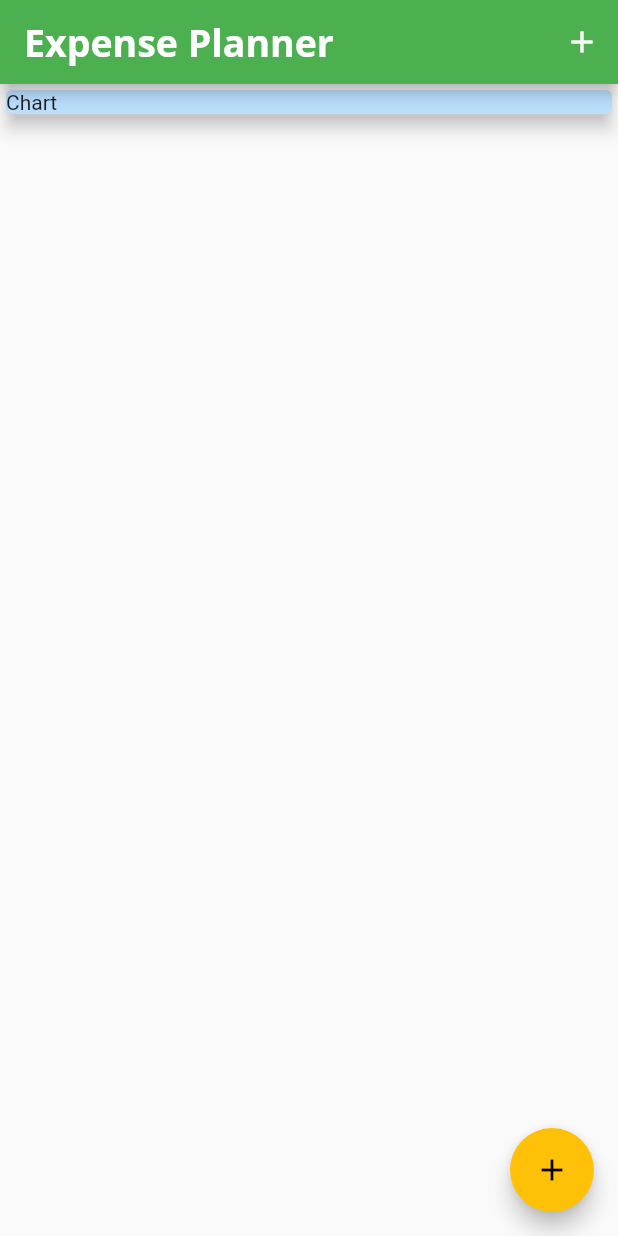
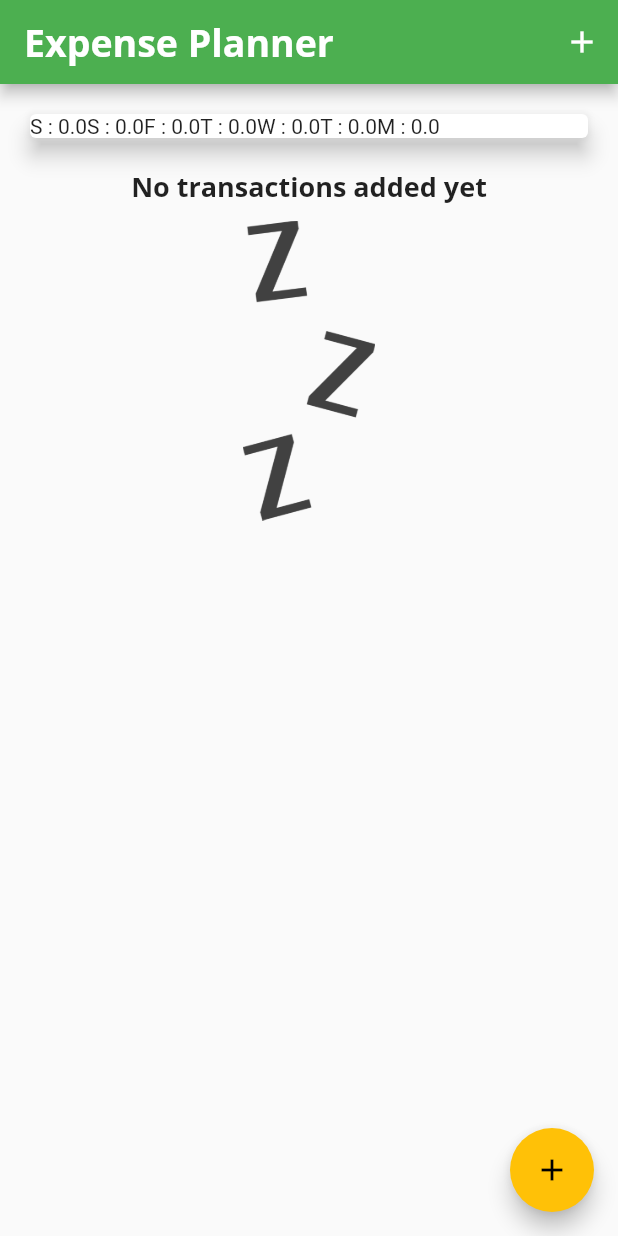
Before and after one commit to trustnloveu/flutter, a Flutter app: the screen it shows after launch, on a phone screen of 412 x 824 dp. Run offline on Flutter 3.47's test engine with Material 2 defaults, Android fonts, the phone set to English and light mode, and no system bars.

Commit message:
Create Chart View with logic & Complete visualize the chart on screen & Plan to build chart layout and Decorate it

```diff
--- a/lib/main.dart
+++ b/lib/main.dart
@@ -1,6 +1,7 @@
 import 'package:flutter/material.dart';
 
 import './models/transaction.dart';
+import './widgets/chart.dart';
 import './widgets/new_transaction.dart';
 import './widgets/transaction_list.dart';
 
@@ -67,6 +68,16 @@
     // )
   ];
 
+  List<Transaction> get _recentTransactions {
+    return _userTransactions.where((element) {
+      return element.date.isAfter(
+        DateTime.now().subtract(
+          Duration(days: 7),
+        ),
+      );
+    }).toList();
+  }
+
   void _addNewTransactions(String txTitle, double txAmount) {
     final newTx = Transaction(
       id: DateTime.now().toString(),
@@ -112,14 +123,7 @@
           // mainAxisAlignment: MainAxisAlignment.start,
           // crossAxisAlignment: CrossAxisAlignment.stretch,
           children: [
-            Container(
-              width: double.infinity,
-              child: Card(
-                color: Colors.blue[100],
-                elevation: 5,
-                child: Text('Chart'),
-              ),
-            ),
+            Chart(_recentTransactions),
             TransactionList(_userTransactions),
           ],
         ),
--- /dev/null
+++ b/lib/widgets/chart.dart
@@ -0,0 +1,49 @@
+import 'package:flutter/material.dart';
+import 'package:intl/intl.dart';
+
+import '../models/transaction.dart';
+
+class Chart extends StatelessWidget {
+  final List<Transaction> recentTransactions;
+
+  Chart(this.recentTransactions);
+
+  List<Map<String, Object>> get groupedTranscationValues {
+    return List.generate(7, (index) {
+      final weekDay = DateTime.now().subtract(Duration(days: index));
+
+      double totalSum = 0.0;
+
+      for (var i = 0; i < recentTransactions.length; i++) {
+        if (recentTransactions[i].date.day == weekDay.day &&
+            recentTransactions[i].date.month == weekDay.month &&
+            recentTransactions[i].date.year == weekDay.year) {
+          totalSum += recentTransactions[i].amount;
+        }
+      }
+
+      return {
+        'day': DateFormat.E().format(weekDay).substring(0, 1),
+        'amount': totalSum,
+      };
+    });
+  }
+
+  @override
+  Widget build(BuildContext context) {
+    // print(groupedTranscationValues);
+
+    // return
+    return Card(
+      elevation: 6,
+      margin: EdgeInsets.all(20),
+      child: Row(
+        children: [
+          ...groupedTranscationValues.map((data) {
+            return Text('${data['day']} : ${data['amount'].toString()}');
+          }),
+        ],
+      ),
+    );
+  }
+}
--- a/lib/widgets/transaction_list.dart
+++ b/lib/widgets/transaction_list.dart
@@ -12,7 +12,26 @@
   Widget build(BuildContext context) {
     return Container(
       height: 400,
-      child: ListView.builder(
+      child: transactions.isEmpty
+          ? Column(
+              children: [
+                Text(
+                  'No transactions added yet',
+                  style: Theme.of(context).textTheme.headline6,
+                ),
+                SizedBox(
+                  height: 10,
+                ),
+                Container(
+                  height: 200,
+                  child: Image.asset(
+                    'assets/images/waiting.png',
+                    fit: BoxFit.cover,
+                  ),
+                ),
+              ],
+            )
+          : ListView.builder(
               // crossAxisAlignment: CrossAxisAlignment.stretch,
               itemCount: transactions.length,
               itemBuilder: (ctx, index) {
@@ -21,7 +40,8 @@
                   child: Row(
                     children: [
                       Container(
-                    margin: EdgeInsets.symmetric(vertical: 20, horizontal: 25),
+                        margin:
+                            EdgeInsets.symmetric(vertical: 20, horizontal: 25),
                         decoration: BoxDecoration(
                           border: Border.all(
                             color: Theme.of(context).primaryColor,
@@ -43,7 +63,8 @@
                             style: Theme.of(context).textTheme.headline6,
                           ),
                           Text(
-                        DateFormat('yyyy-MM-dd').format(transactions[index].date),
+                            DateFormat('yyyy-MM-dd')
+                                .format(transactions[index].date),
                             // DateFormat.yMMMd().format(tx.date),
                             style: TextStyle(
                               color: Colors.black54,
--- a/pubspec.yaml
+++ b/pubspec.yaml
@@ -46,9 +46,8 @@
   uses-material-design: true
 
   # To add assets to your application, add an assets section, like this:
-  # assets:
-  #   - images/a_dot_burr.jpeg
-  #   - images/a_dot_ham.jpeg
+  assets:
+    - assets/images/waiting.png
 
   # An image asset can refer to one or more resolution-specific "variants", see
   # https://flutter.dev/assets-and-images/#resolution-aware.
```
Also changed, not shown: assets/images/waiting.png (added). Lines whose indentation alone changed are shown as unchanged.
